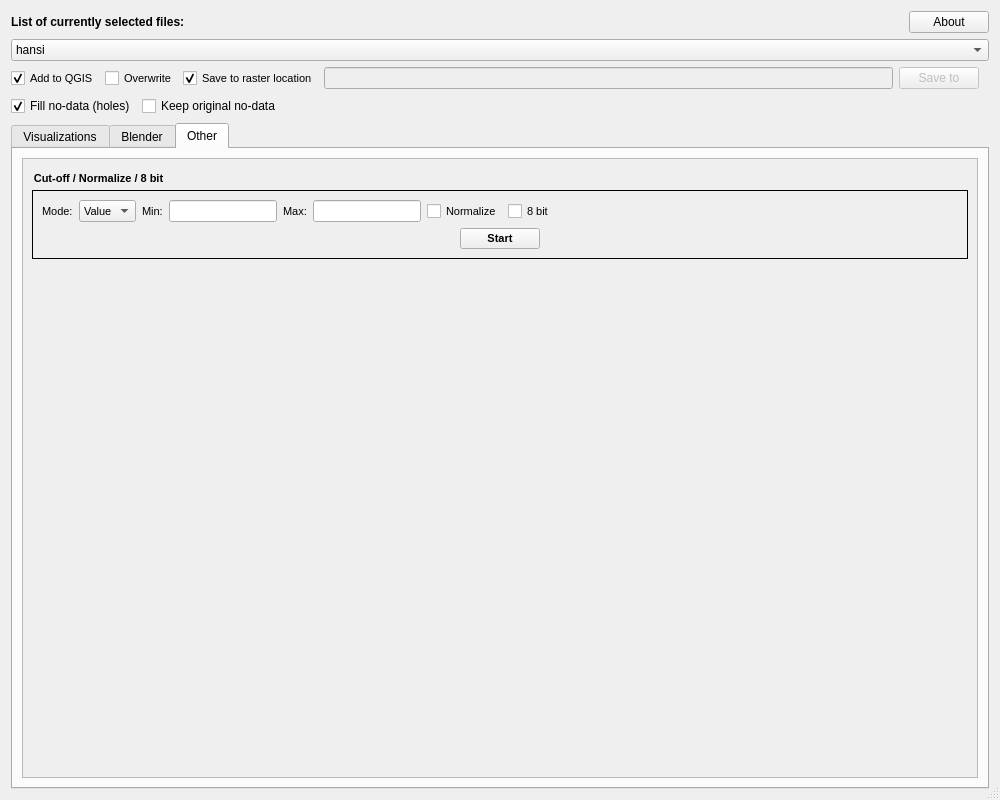
The window that qrvt_dialog_base_orig.ui (EarthObservation/rvt-qgis) describes before a commit, drawn with Qt 5.
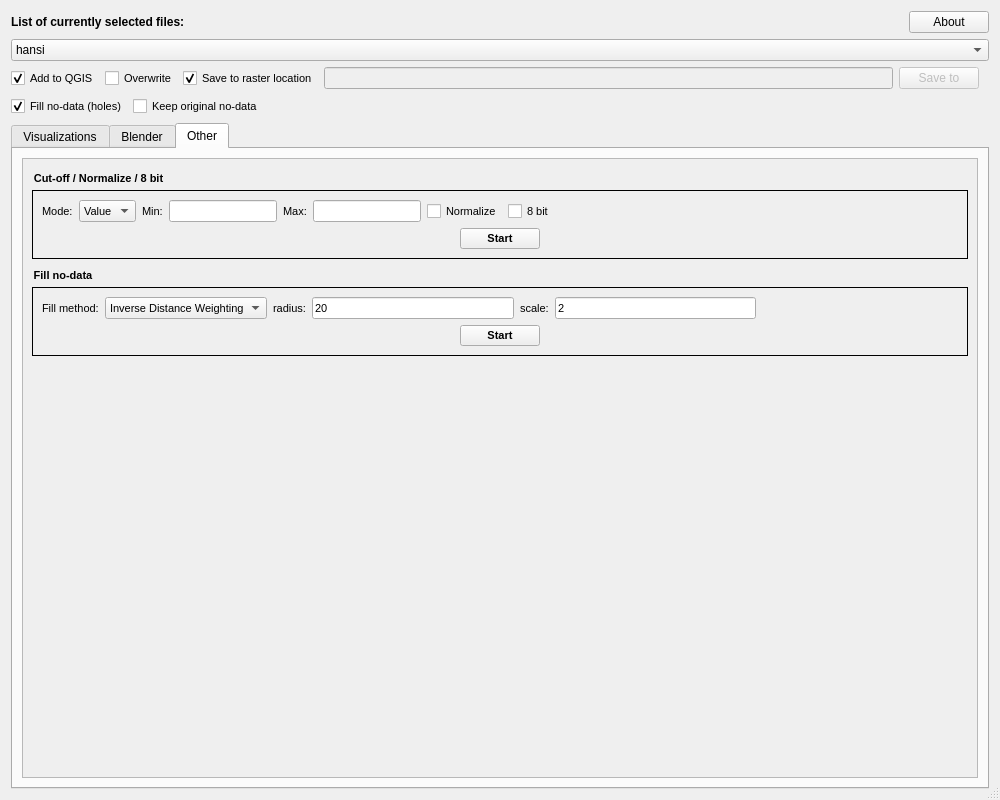
The same window after the commit. The open tabs and pages were chosen to show the change. Custom widgets are drawn as their Qt base class.

Commit message: fill nodata methods

The edit to the form file:
```diff
--- a/qrvt_dialog_base_orig.ui
+++ b/qrvt_dialog_base_orig.ui
@@ -212,6 +212,13 @@
              <verstretch>0</verstretch>
             </sizepolicy>
            </property>
+           <property name="font">
+            <font>
+             <pointsize>8</pointsize>
+             <weight>50</weight>
+             <bold>false</bold>
+            </font>
+           </property>
            <property name="text">
             <string>Fill no-data (holes)</string>
            </property>
@@ -228,6 +235,13 @@
              <verstretch>0</verstretch>
             </sizepolicy>
            </property>
+           <property name="font">
+            <font>
+             <pointsize>8</pointsize>
+             <weight>50</weight>
+             <bold>false</bold>
+            </font>
+           </property>
            <property name="text">
             <string>Keep original no-data</string>
            </property>
@@ -5230,8 +5244,8 @@
                <rect>
                 <x>0</x>
                 <y>0</y>
-                <width>427</width>
-                <height>121</height>
+                <width>952</width>
+                <height>599</height>
                </rect>
               </property>
               <layout class="QVBoxLayout" name="verticalLayout_12">
@@ -5481,6 +5495,179 @@
                    </layout>
                   </widget>
                  </item>
+                 <item>
+                  <widget class="QGroupBox" name="group_fill_no_data">
+                   <property name="font">
+                    <font>
+                     <pointsize>8</pointsize>
+                     <weight>75</weight>
+                     <bold>true</bold>
+                    </font>
+                   </property>
+                   <property name="title">
+                    <string>Fill no-data</string>
+                   </property>
+                   <layout class="QVBoxLayout" name="verticalLayout_13">
+                    <item>
+                     <layout class="QHBoxLayout" name="horizontalLayout_30">
+                      <item>
+                       <widget class="QLabel" name="label_fill_method2">
+                        <property name="font">
+                         <font>
+                          <pointsize>8</pointsize>
+                          <weight>50</weight>
+                          <bold>false</bold>
+                         </font>
+                        </property>
+                        <property name="text">
+                         <string>Fill method:</string>
+                        </property>
+                       </widget>
+                      </item>
+                      <item>
+                       <widget class="QComboBox" name="combo_fill_method">
+                        <property name="font">
+                         <font>
+                          <pointsize>8</pointsize>
+                          <weight>50</weight>
+                          <bold>false</bold>
+                         </font>
+                        </property>
+                        <item>
+                         <property name="text">
+                          <string>Inverse Distance Weighting</string>
+                         </property>
+                        </item>
+                        <item>
+                         <property name="text">
+                          <string>K-D Tree</string>
+                         </property>
+                        </item>
+                        <item>
+                         <property name="text">
+                          <string>Nearest Neighbour</string>
+                         </property>
+                        </item>
+                       </widget>
+                      </item>
+                      <item>
+                       <widget class="QLabel" name="label_fill_nan_rad">
+                        <property name="font">
+                         <font>
+                          <pointsize>8</pointsize>
+                          <weight>50</weight>
+                          <bold>false</bold>
+                         </font>
+                        </property>
+                        <property name="text">
+                         <string>radius:</string>
+                        </property>
+                       </widget>
+                      </item>
+                      <item>
+                       <widget class="QLineEdit" name="line_fill_nan_rad">
+                        <property name="font">
+                         <font>
+                          <pointsize>8</pointsize>
+                          <weight>50</weight>
+                          <bold>false</bold>
+                         </font>
+                        </property>
+                        <property name="text">
+                         <string>20</string>
+                        </property>
+                       </widget>
+                      </item>
+                      <item>
+                       <widget class="QLabel" name="label_fill_nan_scl">
+                        <property name="font">
+                         <font>
+                          <pointsize>8</pointsize>
+                          <weight>50</weight>
+                          <bold>false</bold>
+                         </font>
+                        </property>
+                        <property name="text">
+                         <string>scale:</string>
+                        </property>
+                       </widget>
+                      </item>
+                      <item>
+                       <widget class="QLineEdit" name="line_fill_nan_scl">
+                        <property name="font">
+                         <font>
+                          <pointsize>8</pointsize>
+                          <weight>50</weight>
+                          <bold>false</bold>
+                         </font>
+                        </property>
+                        <property name="text">
+                         <string>2</string>
+                        </property>
+                       </widget>
+                      </item>
+                      <item>
+                       <spacer name="horizontalSpacer_28">
+                        <property name="orientation">
+                         <enum>Qt::Horizontal</enum>
+                        </property>
+                        <property name="sizeHint" stdset="0">
+                         <size>
+                          <width>40</width>
+                          <height>20</height>
+                         </size>
+                        </property>
+                       </spacer>
+                      </item>
+                     </layout>
+                    </item>
+                    <item>
+                     <layout class="QHBoxLayout" name="horizontalLayout_33">
+                      <item>
+                       <spacer name="horizontalSpacer_30">
+                        <property name="orientation">
+                         <enum>Qt::Horizontal</enum>
+                        </property>
+                        <property name="sizeHint" stdset="0">
+                         <size>
+                          <width>40</width>
+                          <height>20</height>
+                         </size>
+                        </property>
+                       </spacer>
+                      </item>
+                      <item>
+                       <widget class="QPushButton" name="button_fill_no_data">
+                        <property name="font">
+                         <font>
+                          <pointsize>8</pointsize>
+                          <weight>75</weight>
+                          <bold>true</bold>
+                         </font>
+                        </property>
+                        <property name="text">
+                         <string>Start</string>
+                        </property>
+                       </widget>
+                      </item>
+                      <item>
+                       <spacer name="horizontalSpacer_31">
+                        <property name="orientation">
+                         <enum>Qt::Horizontal</enum>
+                        </property>
+                        <property name="sizeHint" stdset="0">
+                         <size>
+                          <width>40</width>
+                          <height>20</height>
+                         </size>
+                        </property>
+                       </spacer>
+                      </item>
+                     </layout>
+                    </item>
+                   </layout>
+                  </widget>
+                 </item>
                  <item>
                   <spacer name="verticalSpacer_39">
                    <property name="orientation">
```
Left out of the diff: 16 changed lines with no effect on the pictures. The commit also changes 4 other files.
